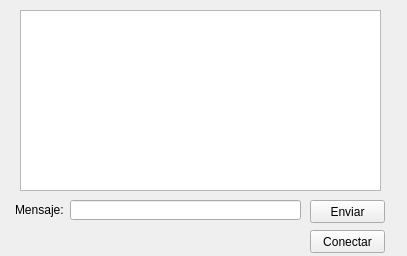
First picture: the form in ui/mainWindow.ui, repository SusPedro/guiservidorchat, before the edit.
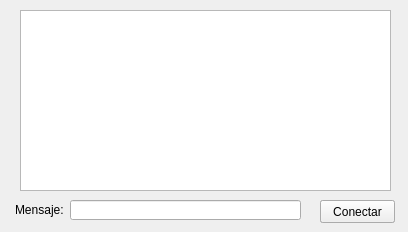
Second picture: the form after the edit.

Commit message: cambios varios

What changed in the file:
```diff
--- a/ui/mainWindow.ui
+++ b/ui/mainWindow.ui
@@ -6,10 +6,22 @@
    <rect>
     <x>0</x>
     <y>0</y>
-    <width>407</width>
-    <height>256</height>
+    <width>408</width>
+    <height>232</height>
    </rect>
   </property>
+  <property name="minimumSize">
+   <size>
+    <width>408</width>
+    <height>232</height>
+   </size>
+  </property>
+  <property name="maximumSize">
+   <size>
+    <width>408</width>
+    <height>232</height>
+   </size>
+  </property>
   <property name="windowTitle">
    <string>Cliente</string>
   </property>
@@ -17,7 +29,7 @@
    <widget class="QPushButton" name="btEnviar">
     <property name="geometry">
      <rect>
-      <x>310</x>
+      <x>320</x>
       <y>200</y>
       <width>75</width>
       <height>23</height>
@@ -55,7 +67,7 @@
      <rect>
       <x>20</x>
       <y>10</y>
-      <width>361</width>
+      <width>371</width>
       <height>181</height>
      </rect>
     </property>
@@ -63,8 +75,8 @@
    <widget class="QPushButton" name="btCon">
     <property name="geometry">
      <rect>
-      <x>310</x>
-      <y>230</y>
+      <x>320</x>
+      <y>200</y>
       <width>75</width>
       <height>23</height>
      </rect>
```
The commit also changes 1 other file.
